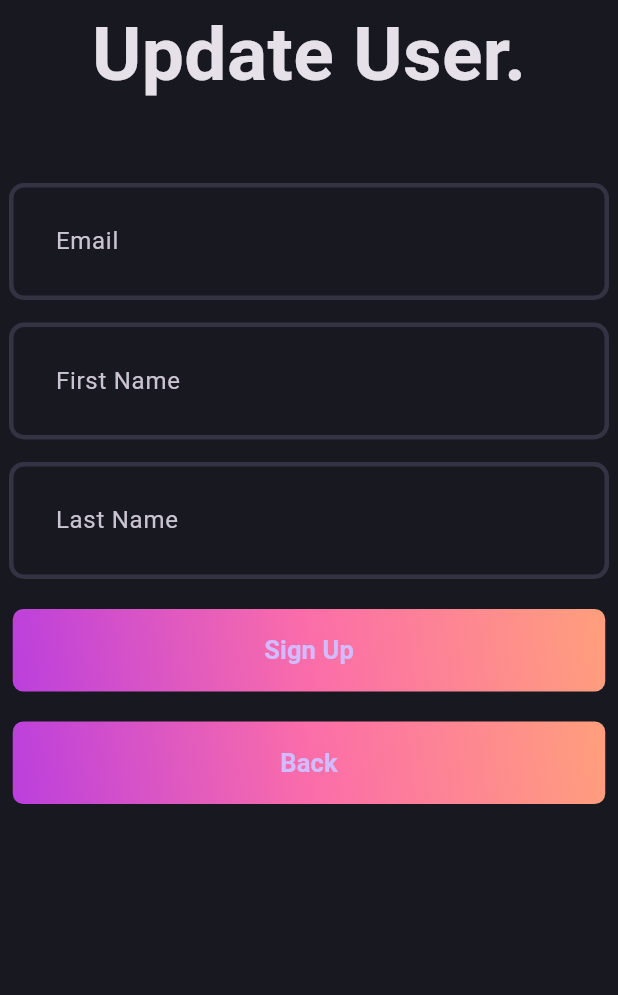
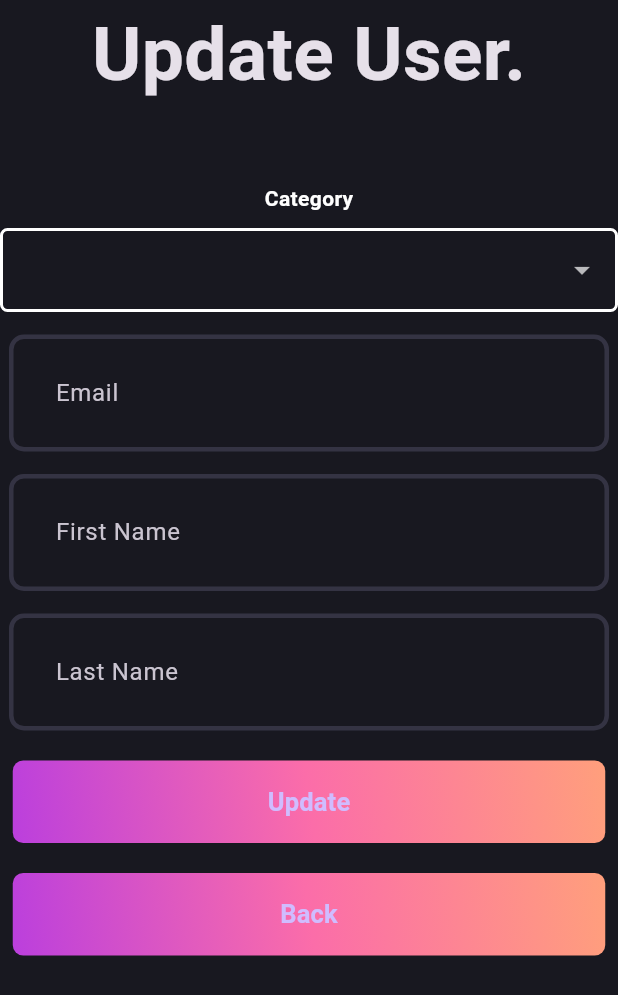
Before and after one commit to Keobiii/hiveee_crud, a Flutter app: the UpdateUserData screen opened directly with empty values, on a phone screen of 412 x 824 dp. Shown: the top 995 px of the screen. Run offline on Flutter 3.47's test engine with Material 3 defaults, Android fonts, the phone set to English and light mode, and no system bars; our stand-ins replace equatable, flutter_bloc, hive, hive_flutter; accounts and stored records are empty.

Commit message:
update userRole

```diff
--- a/lib/screens/update_user_data.dart
+++ b/lib/screens/update_user_data.dart
@@ -5,6 +5,7 @@ import 'package:hive/hive.dart';
 import 'package:hiveee/bloc/user/user.event.dart';
 import 'package:hiveee/bloc/user/user_bloc.dart';
 import 'package:hiveee/models/user.dart';
+import 'package:hiveee/models/user_role.dart';
 import 'package:hiveee/widget/gradient_button.dart';
 import 'package:hiveee/widget/login_field.dart';
 
@@ -18,6 +19,18 @@ class UpdateUserData extends StatefulWidget {
 
 class _UpdateUserDataState extends State<UpdateUserData> {
   User? currentUser;
+
+  // Dropdown items for user roles
+  List<DropdownMenuItem<String>> get dropdownItems {
+    return UserRole.values.map((role) {
+      return DropdownMenuItem(
+        child: Text(role.label),
+        value: role.level.toString(),
+      );
+    }).toList();
+  }
+
+  String? selectedRole = null;
 
   @override
   void initState() {
@@ -36,6 +49,8 @@ class _UpdateUserDataState extends State<UpdateUserData> {
       _editEmailController.text = user?.email ?? '';
       _editFirstNameController.text = user?.firstName ?? '';
       _editLastNameController.text = user?.lastName ?? '';
+
+      selectedRole = user?.userRole?.toString();
     });
   }
 
@@ -65,6 +80,57 @@ class _UpdateUserDataState extends State<UpdateUserData> {
                           ),
                         ),
                         const SizedBox(height: 50),
+                        Text(
+                          'Category',
+                          style: TextStyle(
+                            fontSize: 14,
+                            fontWeight: FontWeight.w600,
+                            color: Colors.white,
+                          ),
+                        ),
+                        SizedBox(height: 10),
+                        DropdownButtonFormField<String>(
+                          decoration: InputDecoration(
+                            enabledBorder: OutlineInputBorder(
+                              borderSide: BorderSide(
+                                color: Colors.white,
+                                width: 2,
+                              ),
+                              borderRadius: BorderRadius.circular(5),
+                            ),
+                            focusedBorder: OutlineInputBorder(
+                              borderSide: BorderSide(
+                                color: Colors.white,
+                                width: 2,
+                              ),
+                              borderRadius: BorderRadius.circular(5),
+                            ),
+                            border: OutlineInputBorder(
+                              borderSide: BorderSide(
+                                color: Colors.white,
+                                width: 2,
+                              ),
+                              borderRadius: BorderRadius.circular(5),
+                            ),
+                            filled: true,
+                            fillColor: Colors.transparent,
+                          ),
+
+                          validator:
+                              (value) =>
+                                  value == null ? "Select a category" : null,
+                          dropdownColor: Colors.black,
+                          value: selectedRole,
+                          onChanged: (String? newValue) {
+                            setState(() {
+                              selectedRole = newValue!;
+                              print("Selected Role: ${selectedRole}");
+                            });
+                          },
+                          items: dropdownItems,
+                          style: TextStyle(color: Colors.white),
+                        ),
+                        const SizedBox(height: 15),
                         LoginField(
                           hintText: 'Email',
                           controller: _editEmailController,
@@ -120,7 +186,7 @@ class _UpdateUserDataState extends State<UpdateUserData> {
                         // ),
                         const SizedBox(height: 20),
                         GradientButton(
-                          text: 'Sign Up',
+                          text: 'Update',
                           onPressed: () {
                             if (_formKey.currentState!.validate()) {
                               final box = Hive.box<User>('users');
@@ -148,7 +214,10 @@ class _UpdateUserDataState extends State<UpdateUserData> {
 
                               final user = User(
                                 id: currentUser!.id,
-                                userRole: 2,
+                                userRole:
+                                    selectedRole != null
+                                        ? int.parse(selectedRole!)
+                                        : 0,
                                 email: _editEmailController.text.trim(),
                                 firstName: _editFirstNameController.text.trim(),
                                 lastName: _editLastNameController.text.trim(),
```
